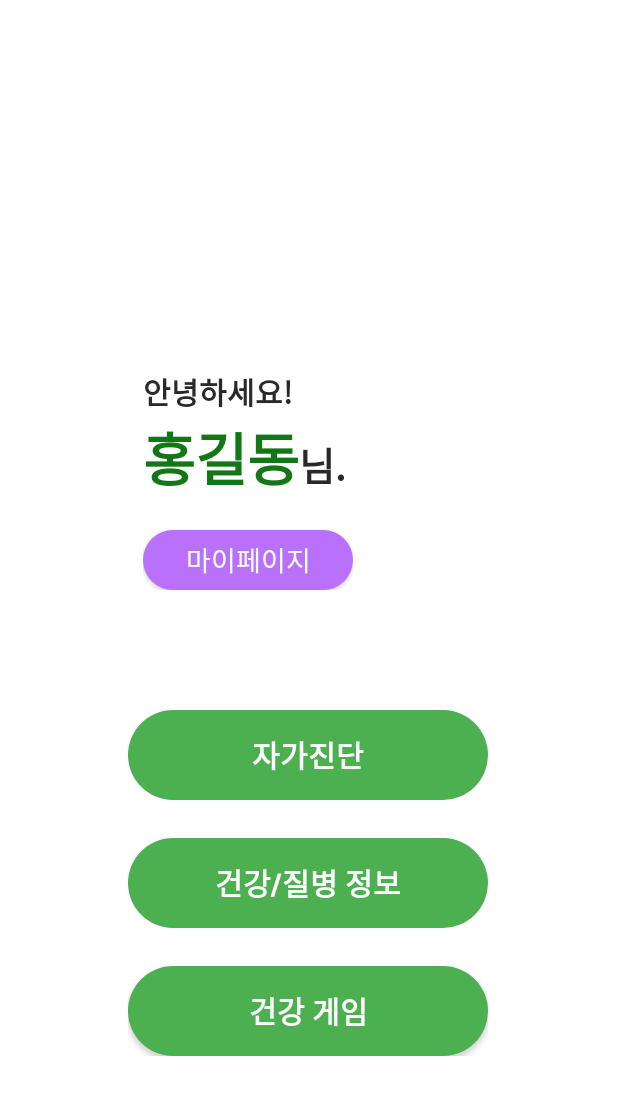
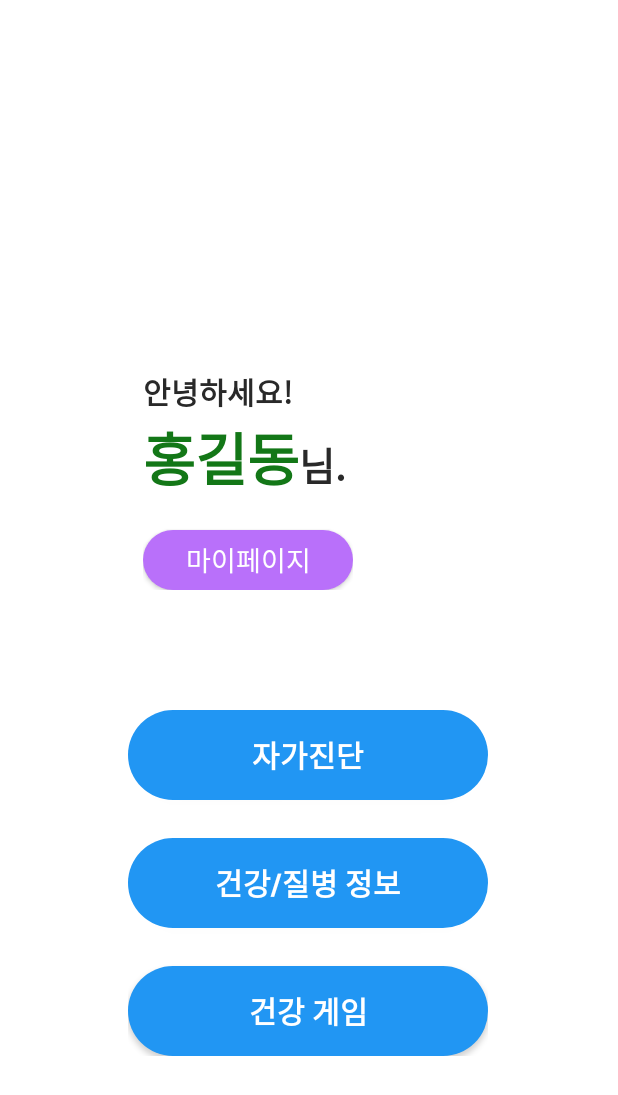
Before and after one commit to Godeok/ChanNuLi, an Android app: the MainActivity screen opened directly, with no data from a screen before it, on a phone screen of 412 x 824 dp. Shown: the top 1095 px of the screen. Run offline under Robolectric (Android 15) with nearby library versions, the phone set to English and light mode, and no system bars; 1 statement that could not run was skipped.

Commit message:
메인 화면 버튼 색상 변경

```diff
--- a/app/src/main/res/drawable/btn_main_menu.xml
+++ b/app/src/main/res/drawable/btn_main_menu.xml
@@ -2,7 +2,7 @@
 <shape xmlns:android="http://schemas.android.com/apk/res/android"
     android:padding="10dp"
     android:shape="rectangle" >
-    <solid android:color="#4CAF50" />
+    <solid android:color="#2196F3" />
     <corners
         android:bottomLeftRadius="50dp"
         android:bottomRightRadius="50dp"
```
